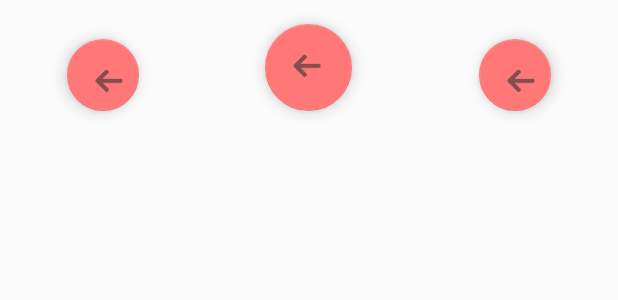
After one commit to hnguyenworkstation/concert-buddies, an Android app: the layout custom_bottom_bar.xml on its own in the app's theme, with its tools: preview values and no code run, on a phone screen of 412 x 824 dp. The commit adds this screen. Shown: the top 300 px of the screen. Run offline under Robolectric (Android 15) with nearby library versions, the phone set to English and light mode, and no system bars.

Commit message:
constructed main view with 3 separated features

```diff
--- a/app/build.gradle
+++ b/app/build.gradle
@@ -46,6 +46,7 @@ android {
 
 dependencies {
     implementation fileTree(dir: 'libs', include: ['*.jar'])
+    implementation 'com.android.support:support-v4:26.1.0'
     androidTestImplementation('com.android.support.test.espresso:espresso-core:2.2.2', {
         exclude group: 'com.android.support', module: 'support-annotations'
         exclude group: 'com.google.code.findbugs'
--- /dev/null
+++ b/app/src/main/res/layout/custom_bottom_bar.xml
@@ -0,0 +1,69 @@
+<?xml version="1.0" encoding="utf-8"?>
+<RelativeLayout
+    xmlns:android="http://schemas.android.com/apk/res/android"
+    android:layout_width="match_parent"
+    android:layout_height="wrap_content"
+    android:background="@null">
+
+    <LinearLayout
+        android:layout_width="match_parent"
+        android:layout_height="wrap_content"
+        android:orientation="horizontal"
+        android:weightSum="3"
+        android:gravity="bottom"
+        android:baselineAligned="false">
+
+        <LinearLayout
+            android:layout_width="0dp"
+            android:layout_weight="1"
+            android:layout_height="wrap_content"
+            android:gravity="center_horizontal">
+
+            <android.support.design.widget.FloatingActionButton
+                android:id="@+id/home_tab"
+                android:layout_margin="@dimen/margin_16"
+                android:src="@drawable/ic_left_arrow"
+                android:layout_width="48dp"
+                android:layout_height="48dp"
+                android:shadowColor="#A8A8A8"
+                android:scaleType="centerInside"
+                android:shadowRadius="5"
+                />
+        </LinearLayout>
+
+        <LinearLayout
+            android:gravity="center_horizontal"
+            android:layout_width="0dp"
+            android:layout_weight="1"
+            android:layout_height="wrap_content">
+
+            <android.support.design.widget.FloatingActionButton
+                android:id="@+id/loc_map_tab"
+                android:layout_width="58dp"
+                android:layout_height="58dp"
+                android:layout_margin="@dimen/margin_16"
+                android:scaleType="centerInside"
+                android:shadowColor="#A8A8A8"
+                android:shadowRadius="5"
+                android:src="@drawable/ic_left_arrow" />
+
+        </LinearLayout>
+
+        <LinearLayout
+            android:gravity="center_horizontal"
+            android:layout_width="0dp"
+            android:layout_weight="1"
+            android:layout_height="wrap_content">
+
+            <android.support.design.widget.FloatingActionButton
+                android:id="@+id/advance_tab"
+                android:layout_margin="@dimen/margin_16"
+                android:src="@drawable/ic_left_arrow"
+                android:layout_width="48dp"
+                android:layout_height="48dp"
+                android:shadowColor="#A8A8A8"
+                android:scaleType="centerInside"
+                android:shadowRadius="12" />
+        </LinearLayout>
+    </LinearLayout>
+</RelativeLayout>
--- a/app/src/main/res/values/dimens.xml
+++ b/app/src/main/res/values/dimens.xml
@@ -9,6 +9,7 @@
     <dimen name="large_text_size">32sp</dimen>
     <dimen name="medium_text_size">22sp</dimen>
     <dimen name="normal_text_size">18sp</dimen>
+    <dimen name="small_text_size">16sp</dimen>
 
 
     <dimen name="text_10">10sp</dimen>
@@ -32,10 +33,6 @@
     <dimen name="margin_32">32dp</dimen>
     <dimen name="margin_48">48dp</dimen>
 
-
-    <!-- Login Activity Dimens -->
-    <dimen name="med_logo_size">108dp</dimen>
-
     <!-- Login Activity Dimens -->
     <dimen name="med_logo_size">108dp</dimen>
     <dimen name="profile_header_height">112dp</dimen>
--- a/app/src/main/res/values/strings.xml
+++ b/app/src/main/res/values/strings.xml
@@ -17,4 +17,7 @@
     <string name="continue_str">Continue</string>
     <string name="change">Change</string>
     <string name="pick_username">Let\'s pick a username so it gets easier for everyone to find you</string>
+
+    <!-- TODO: Remove or change this placeholder text -->
+    <string name="hello_blank_fragment">Hello blank fragment</string>
 </resources>
```
Also changed, not shown: app/src/main/java/com/app/concertbud/concertbuddies/Activity/MainActivity.java (+108 -1 lines), app/src/main/java/com/app/concertbud/concertbuddies/Adapters/CommonViewPagerAdapter.java (added, +41 -0 lines), app/src/main/java/com/app/concertbud/concertbuddies/ViewFragments/LocateEventFragment.java (added, +43 -0 lines), app/src/main/java/com/app/concertbud/concertbuddies/ViewFragments/MatchesFragment.java (added, +42 -0 lines), app/src/main/java/com/app/concertbud/concertbuddies/ViewFragments/SubscribedEventsFragment.java (added, +39 -0 lines), app/src/main/res/layout/activity_main.xml (+13 -10 lines), app/src/main/res/layout/fragment_locate_event.xml (added, +13 -0 lines), app/src/main/res/layout/fragment_matches.xml (added, +13 -0 lines), app/src/main/res/layout/fragment_subscribed_events.xml (added, +13 -0 lines).
